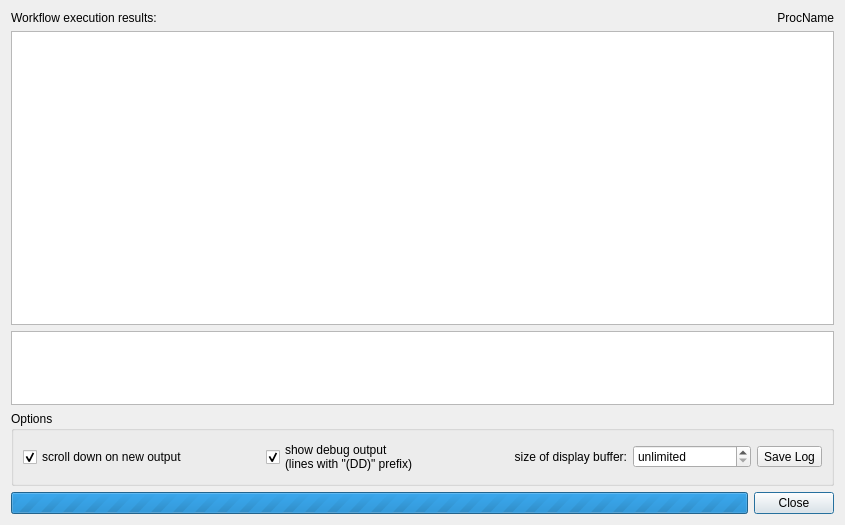
Qt form src/LogDialog.ui (flowexpert/charon) before a commit.
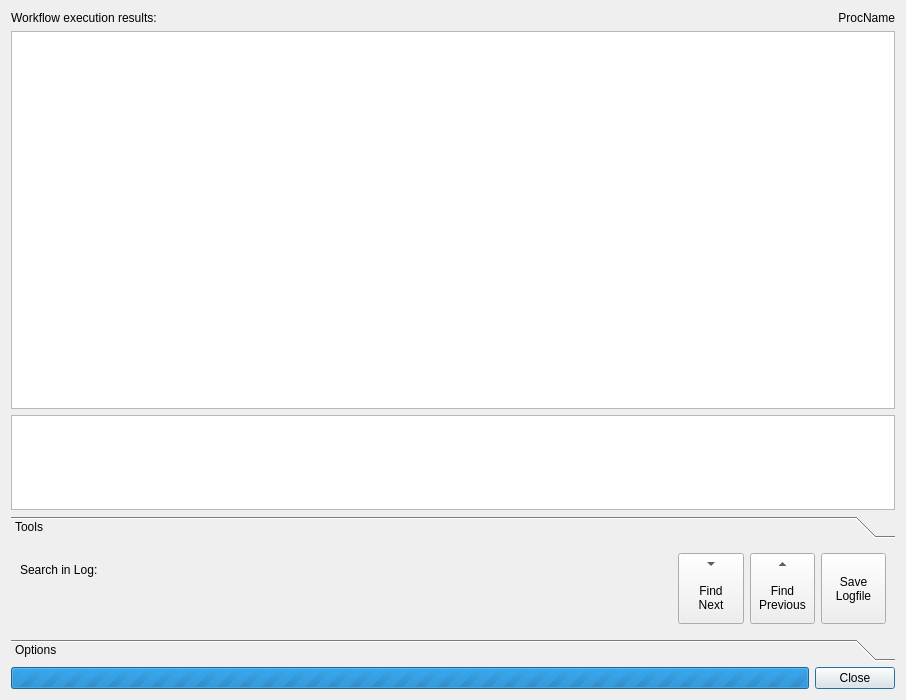
The same form after that commit. Icons and pictures are not drawn. Custom widgets are drawn as their Qt base class.

Commit message: added search filter for log viewer based on Qt Designer FilterWidget

```diff
--- a/src/LogDialog.ui
+++ b/src/LogDialog.ui
@@ -6,8 +6,8 @@
    <rect>
     <x>0</x>
     <y>0</y>
-    <width>845</width>
-    <height>525</height>
+    <width>906</width>
+    <height>700</height>
    </rect>
   </property>
   <property name="windowTitle">
@@ -91,15 +91,126 @@
     </widget>
    </item>
    <item>
-    <widget class="QGroupBox" name="groupBox">
-     <property name="title">
+    <widget class="QToolBox" name="toolBox">
+     <property name="minimumSize">
+      <size>
+       <width>0</width>
+       <height>145</height>
+      </size>
+     </property>
+     <widget class="QWidget" name="page">
+      <property name="geometry">
+       <rect>
+        <x>0</x>
+        <y>0</y>
+        <width>888</width>
+        <height>87</height>
+       </rect>
+      </property>
+      <attribute name="label">
+       <string>Tools</string>
+      </attribute>
+      <layout class="QGridLayout" name="gridLayout">
+       <item row="0" column="2" rowspan="2">
+        <widget class="QToolButton" name="bSearchDown">
+         <property name="sizePolicy">
+          <sizepolicy hsizetype="Minimum" vsizetype="Minimum">
+           <horstretch>1</horstretch>
+           <verstretch>0</verstretch>
+          </sizepolicy>
+         </property>
+         <property name="text">
+          <string>Find
+Next</string>
+         </property>
+         <property name="toolButtonStyle">
+          <enum>Qt::ToolButtonTextUnderIcon</enum>
+         </property>
+         <property name="arrowType">
+          <enum>Qt::DownArrow</enum>
+         </property>
+        </widget>
+       </item>
+       <item row="0" column="0">
+        <widget class="QLabel" name="lSearch">
+         <property name="text">
+          <string>Search in Log:</string>
+         </property>
+        </widget>
+       </item>
+       <item row="1" column="0">
+        <widget class="qdesigner_internal::FilterWidget" name="eFilter" native="true">
+         <property name="sizePolicy">
+          <sizepolicy hsizetype="Preferred" vsizetype="Preferred">
+           <horstretch>10</horstretch>
+           <verstretch>0</verstretch>
+          </sizepolicy>
+         </property>
+        </widget>
+       </item>
+       <item row="0" column="4" rowspan="2">
+        <widget class="QToolButton" name="bSaveLog">
+         <property name="sizePolicy">
+          <sizepolicy hsizetype="Minimum" vsizetype="Minimum">
+           <horstretch>1</horstretch>
+           <verstretch>0</verstretch>
+          </sizepolicy>
+         </property>
+         <property name="text">
+          <string>Save
+Logfile</string>
+         </property>
+         <property name="icon">
+          <iconset resource="../resources.qrc">
+           <normaloff>:/icons/save.png</normaloff>:/icons/save.png</iconset>
+         </property>
+         <property name="iconSize">
+          <size>
+           <width>20</width>
+           <height>20</height>
+          </size>
+         </property>
+         <property name="toolButtonStyle">
+          <enum>Qt::ToolButtonTextUnderIcon</enum>
+         </property>
+        </widget>
+       </item>
+       <item row="0" column="3" rowspan="2">
+        <widget class="QToolButton" name="bSearchUp">
+         <property name="sizePolicy">
+          <sizepolicy hsizetype="Minimum" vsizetype="Minimum">
+           <horstretch>1</horstretch>
+           <verstretch>0</verstretch>
+          </sizepolicy>
+         </property>
+         <property name="text">
+          <string>Find
+Previous</string>
+         </property>
+         <property name="toolButtonStyle">
+          <enum>Qt::ToolButtonTextUnderIcon</enum>
+         </property>
+         <property name="arrowType">
+          <enum>Qt::UpArrow</enum>
+         </property>
+        </widget>
+       </item>
+      </layout>
+     </widget>
+     <widget class="QWidget" name="page_2">
+      <property name="geometry">
+       <rect>
+        <x>0</x>
+        <y>0</y>
+        <width>888</width>
+        <height>87</height>
+       </rect>
+      </property>
+      <attribute name="label">
       <string>Options</string>
-     </property>
-     <property name="flat">
-      <bool>true</bool>
-     </property>
-     <layout class="QHBoxLayout" name="horizontalLayout">
-      <item>
+      </attribute>
+      <layout class="QGridLayout" name="gridLayout_2">
+       <item row="0" column="0">
        <widget class="QCheckBox" name="checkScroll">
         <property name="sizePolicy">
          <sizepolicy hsizetype="Minimum" vsizetype="Fixed">
@@ -115,7 +226,7 @@
         </property>
        </widget>
       </item>
-      <item>
+       <item row="3" column="0">
        <widget class="QCheckBox" name="checkDD">
         <property name="sizePolicy">
          <sizepolicy hsizetype="Minimum" vsizetype="Fixed">
@@ -124,15 +235,14 @@
          </sizepolicy>
         </property>
         <property name="text">
-         <string>show debug output
-(lines with &quot;(DD)&quot; prefix)</string>
+          <string>show debug output</string>
         </property>
         <property name="checked">
          <bool>true</bool>
         </property>
        </widget>
       </item>
-      <item>
+       <item row="0" column="1">
        <widget class="QLabel" name="lBufSize">
         <property name="sizePolicy">
          <sizepolicy hsizetype="Preferred" vsizetype="Preferred">
@@ -143,15 +253,12 @@
         <property name="text">
          <string>size of display buffer:</string>
         </property>
-        <property name="alignment">
-         <set>Qt::AlignRight|Qt::AlignTrailing|Qt::AlignVCenter</set>
-        </property>
         <property name="buddy">
          <cstring>sBufSize</cstring>
         </property>
        </widget>
       </item>
-      <item>
+       <item row="3" column="1">
        <widget class="QSpinBox" name="sBufSize">
         <property name="sizePolicy">
          <sizepolicy hsizetype="Minimum" vsizetype="Fixed">
@@ -166,34 +273,15 @@
          <string> lines</string>
         </property>
         <property name="maximum">
-         <number>1000000</number>
+          <number>100000</number>
         </property>
         <property name="singleStep">
          <number>500</number>
         </property>
        </widget>
       </item>
-      <item>
-       <widget class="QToolButton" name="buttonSave">
-        <property name="text">
-         <string>Save Log</string>
-        </property>
-        <property name="icon">
-         <iconset resource="../resources.qrc">
-          <normaloff>:/icons/save.png</normaloff>:/icons/save.png</iconset>
-        </property>
-        <property name="iconSize">
-         <size>
-          <width>20</width>
-          <height>20</height>
-         </size>
-        </property>
-        <property name="toolButtonStyle">
-         <enum>Qt::ToolButtonTextBesideIcon</enum>
-        </property>
-       </widget>
-      </item>
-     </layout>
+      </layout>
+     </widget>
     </widget>
    </item>
    <item>
@@ -243,6 +331,12 @@
    <extends>QListView</extends>
    <header>QCopyListView.h</header>
   </customwidget>
+  <customwidget>
+   <class>qdesigner_internal::FilterWidget</class>
+   <extends>QWidget</extends>
+   <header>designer/filterwidget_p.h</header>
+   <container>1</container>
+  </customwidget>
  </customwidgets>
  <resources>
   <include location="../resources.qrc"/>
```
Left out of the diff: 14 changed lines with no effect on the pictures. Lines whose indentation alone changed are shown as unchanged. The commit also changes 12 other files.
